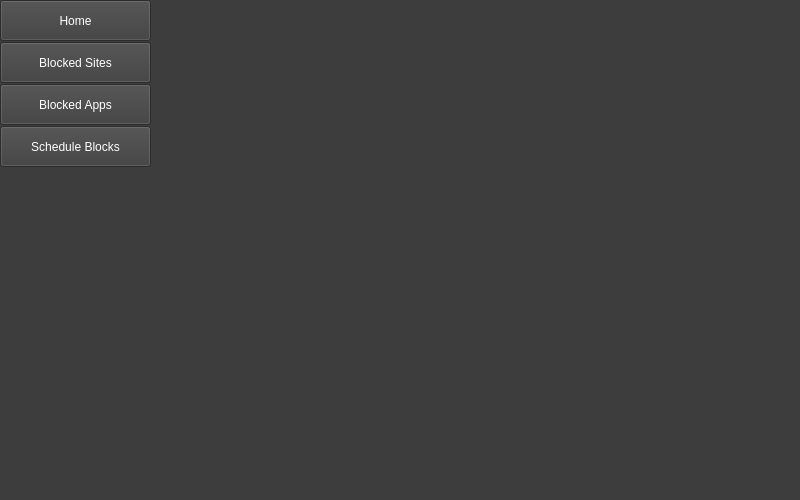
Above: ui/home.ui from HowePersonal/DistractionBlocker before the change. Below: the same form after it.
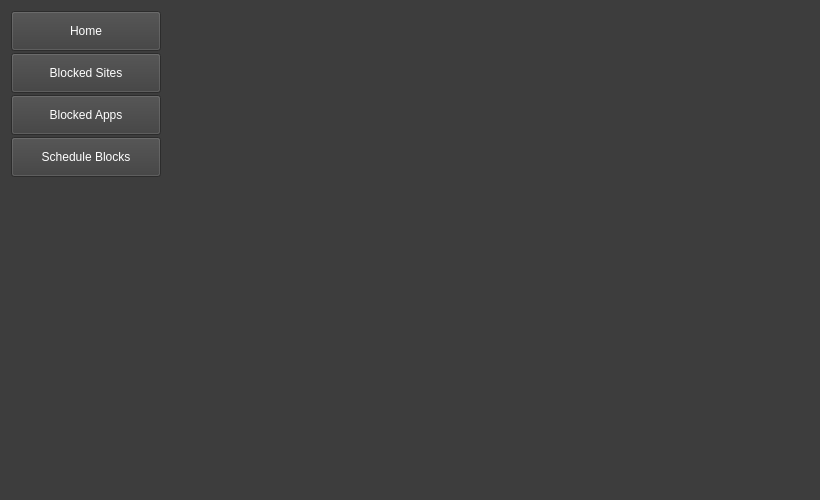
That is the form after the change.

Commit message: Added layouts for resizing capabilities

The edit to the form file:
```diff
--- a/ui/home.ui
+++ b/ui/home.ui
@@ -6,42 +6,41 @@
    <rect>
     <x>0</x>
     <y>0</y>
-    <width>800</width>
+    <width>820</width>
     <height>500</height>
    </rect>
   </property>
+  <property name="minimumSize">
+   <size>
+    <width>820</width>
+    <height>500</height>
+   </size>
+  </property>
   <property name="windowTitle">
    <string>Distraction Blocker</string>
   </property>
   <property name="styleSheet">
    <string notr="true">background-color:rgb(61,61,61);</string>
   </property>
-  <widget class="QPushButton" name="btn_blockedWeb">
-   <property name="geometry">
-    <rect>
-     <x>0</x>
-     <y>42</y>
-     <width>151</width>
-     <height>41</height>
-    </rect>
-   </property>
-   <property name="styleSheet">
-    <string notr="true">color: white;
-font: 63 12pt &quot;Cascadia Mono SemiBold&quot;;
-border-bottom: 2px solid white;</string>
-   </property>
-   <property name="text">
-    <string>Blocked Sites</string>
-   </property>
-  </widget>
+  <layout class="QGridLayout" name="gridLayout">
+   <item row="0" column="0">
+    <layout class="QVBoxLayout" name="verticalLayout">
+     <property name="spacing">
+      <number>2</number>
+     </property>
+     <item>
   <widget class="QPushButton" name="btn_home">
-   <property name="geometry">
-    <rect>
-     <x>0</x>
-     <y>0</y>
-     <width>151</width>
-     <height>41</height>
-    </rect>
+       <property name="sizePolicy">
+        <sizepolicy hsizetype="Fixed" vsizetype="Fixed">
+         <horstretch>0</horstretch>
+         <verstretch>0</verstretch>
+        </sizepolicy>
+       </property>
+       <property name="minimumSize">
+        <size>
+         <width>150</width>
+         <height>40</height>
+        </size>
    </property>
    <property name="styleSheet">
     <string notr="true">color: white;
@@ -52,14 +51,20 @@
     <string>Home</string>
    </property>
   </widget>
-  <widget class="QPushButton" name="btn_scheduleBlocks">
-   <property name="geometry">
-    <rect>
-     <x>0</x>
-     <y>126</y>
-     <width>151</width>
-     <height>41</height>
-    </rect>
+     </item>
+     <item>
+      <widget class="QPushButton" name="btn_blockedWeb">
+       <property name="sizePolicy">
+        <sizepolicy hsizetype="Fixed" vsizetype="Fixed">
+         <horstretch>0</horstretch>
+         <verstretch>0</verstretch>
+        </sizepolicy>
+       </property>
+       <property name="minimumSize">
+        <size>
+         <width>150</width>
+         <height>40</height>
+        </size>
    </property>
    <property name="styleSheet">
     <string notr="true">color: white;
@@ -67,17 +72,23 @@
 border-bottom: 2px solid white;</string>
    </property>
    <property name="text">
-    <string>Schedule Blocks</string>
-   </property>
-  </widget>
+        <string>Blocked Sites</string>
+       </property>
+      </widget>
+     </item>
+     <item>
   <widget class="QPushButton" name="btn_blockedApps">
-   <property name="geometry">
-    <rect>
-     <x>0</x>
-     <y>84</y>
-     <width>151</width>
-     <height>41</height>
-    </rect>
+       <property name="sizePolicy">
+        <sizepolicy hsizetype="Fixed" vsizetype="Fixed">
+         <horstretch>0</horstretch>
+         <verstretch>0</verstretch>
+        </sizepolicy>
+       </property>
+       <property name="minimumSize">
+        <size>
+         <width>150</width>
+         <height>40</height>
+        </size>
    </property>
    <property name="styleSheet">
     <string notr="true">color: white;
@@ -88,6 +99,60 @@
     <string>Blocked Apps</string>
    </property>
   </widget>
+     </item>
+     <item>
+      <widget class="QPushButton" name="btn_scheduleBlocks">
+       <property name="sizePolicy">
+        <sizepolicy hsizetype="Fixed" vsizetype="Fixed">
+         <horstretch>0</horstretch>
+         <verstretch>0</verstretch>
+        </sizepolicy>
+       </property>
+       <property name="minimumSize">
+        <size>
+         <width>150</width>
+         <height>40</height>
+        </size>
+       </property>
+       <property name="styleSheet">
+        <string notr="true">color: white;
+font: 63 12pt &quot;Cascadia Mono SemiBold&quot;;
+border-bottom: 2px solid white;</string>
+       </property>
+       <property name="text">
+        <string>Schedule Blocks</string>
+       </property>
+      </widget>
+     </item>
+     <item>
+      <spacer name="verticalSpacer">
+       <property name="orientation">
+        <enum>Qt::Vertical</enum>
+       </property>
+       <property name="sizeHint" stdset="0">
+        <size>
+         <width>20</width>
+         <height>40</height>
+        </size>
+       </property>
+      </spacer>
+     </item>
+    </layout>
+   </item>
+   <item row="0" column="1">
+    <spacer name="horizontalSpacer">
+     <property name="orientation">
+      <enum>Qt::Horizontal</enum>
+     </property>
+     <property name="sizeHint" stdset="0">
+      <size>
+       <width>40</width>
+       <height>20</height>
+      </size>
+     </property>
+    </spacer>
+   </item>
+  </layout>
  </widget>
  <resources/>
  <connections/>
```
Lines whose indentation alone changed are shown as unchanged. The commit also changes 6 other files.
